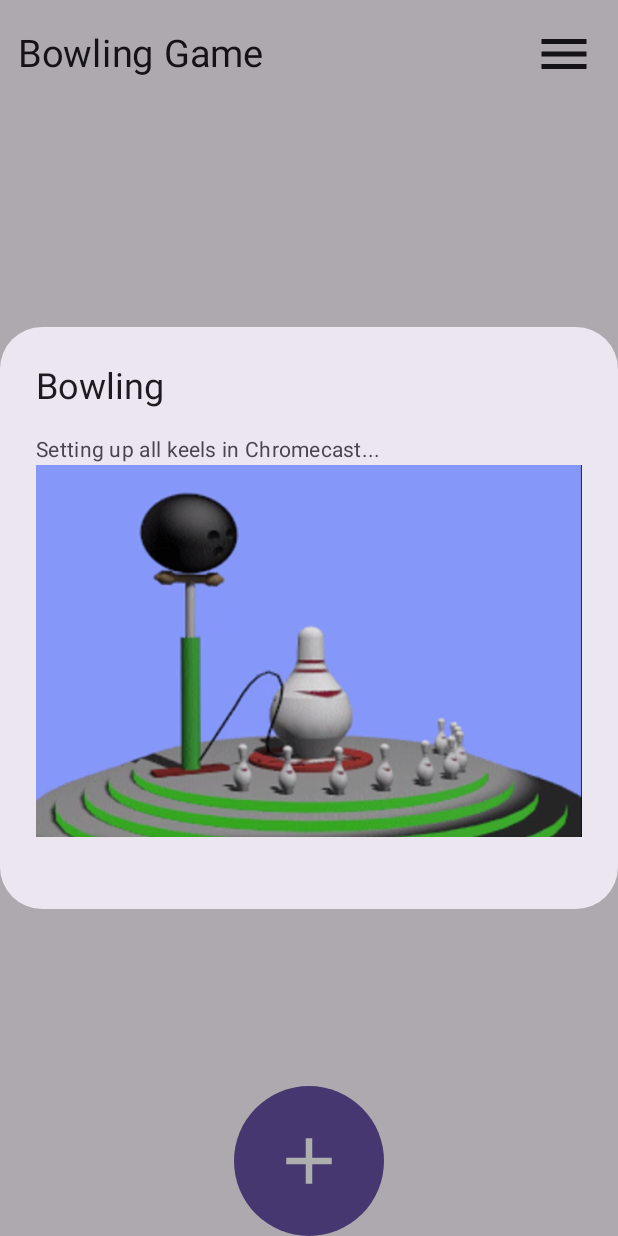
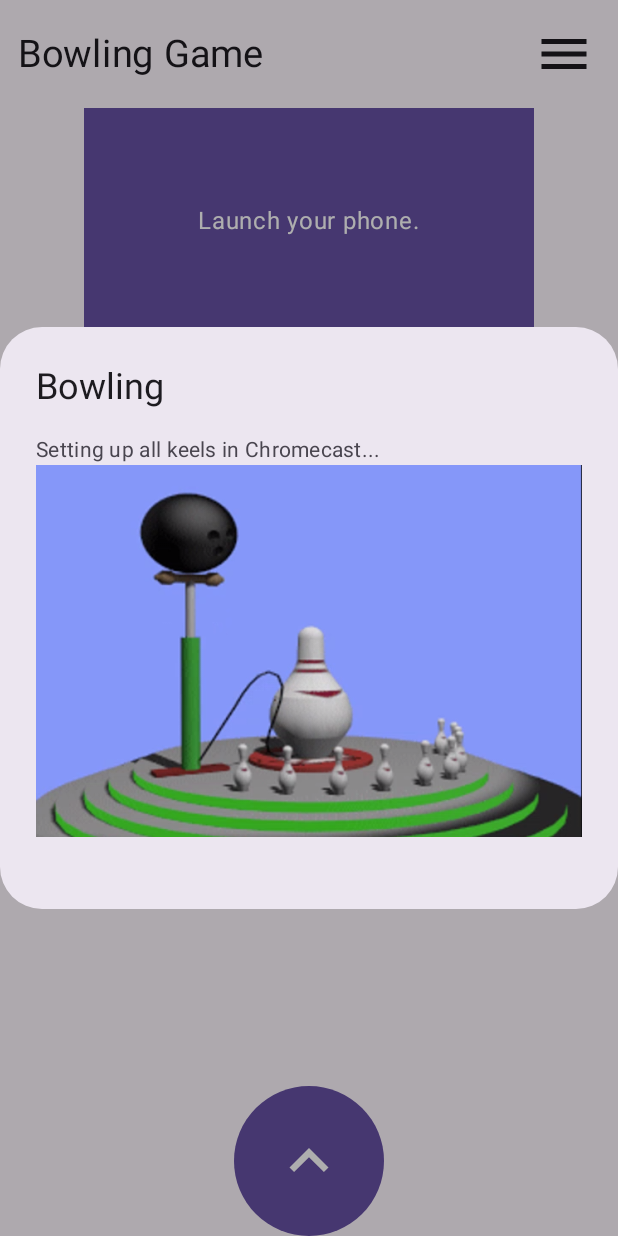
Before and after one commit to AD6F/bowling-controller, an Android app built with Jetpack Compose: the GameLoop screen opened directly, with no data from a screen before it, on a phone screen of 412 x 824 dp. Run offline under Robolectric (Android 15) with nearby library versions, the phone set to English and light mode, and no system bars; libraries missing offline, so code that uses them is left out: com.google.android.gms; 8 statements that could not run were skipped.

Commit message:
Message instruction box and change how color are getted in AddPlayerDialog.kt

```diff
--- a/app/src/main/java/com/ad6f/bowling/GameLoop.kt
+++ b/app/src/main/java/com/ad6f/bowling/GameLoop.kt
@@ -6,6 +6,7 @@ import android.hardware.SensorManager
 import android.os.Bundle
 import androidx.activity.ComponentActivity
 import androidx.activity.compose.setContent
+import androidx.compose.foundation.isSystemInDarkTheme
 import androidx.compose.foundation.layout.Arrangement
 import androidx.compose.foundation.layout.Column
 import androidx.compose.foundation.layout.Row
@@ -23,6 +24,7 @@ import androidx.compose.ui.platform.LocalContext
 import com.ad6f.bowling.components.gameloop.EndGameDialog
 import com.ad6f.bowling.components.gameloop.GameNavbar
 import com.ad6f.bowling.components.gameloop.LaunchButton
+import com.ad6f.bowling.components.gameloop.LaunchInstruction
 import com.ad6f.bowling.components.gameloop.LaunchLoadingDialog
 import com.ad6f.bowling.components.gameloop.PauseMenuDialog
 import com.ad6f.bowling.components.gameloop.PlayerTurnMessage
@@ -145,16 +147,13 @@ class GameLoop : ComponentActivity() {
                         ) {
                             isPauseMenuVisible = true
                         }
-                        PlayerTurnMessage(currentPlayer)
-                    }
 
-                    Row(
+                        Column(
                             Modifier
                                 .fillMaxWidth()
-                            .fillMaxHeight(),
-                        horizontalArrangement = Arrangement.Center,
-                        verticalAlignment = Alignment.Bottom
-                    ) {
+                                .fillMaxHeight(), horizontalAlignment = Alignment.CenterHorizontally, verticalArrangement = Arrangement.SpaceBetween) {
+                            PlayerTurnMessage(currentPlayer)
+                            LaunchInstruction()
 
                             LaunchButton(
                                 enabled = !isLaunchPressed
@@ -168,3 +167,4 @@ class GameLoop : ComponentActivity() {
             }
         }
     }
+}
--- a/app/src/main/java/com/ad6f/bowling/components/gameloop/LaunchButton.kt
+++ b/app/src/main/java/com/ad6f/bowling/components/gameloop/LaunchButton.kt
@@ -5,6 +5,7 @@ import androidx.compose.foundation.layout.height
 import androidx.compose.foundation.layout.width
 import androidx.compose.material.icons.Icons
 import androidx.compose.material.icons.filled.Add
+import androidx.compose.material.icons.filled.KeyboardArrowUp
 import androidx.compose.material3.Button
 import androidx.compose.material3.Icon
 import androidx.compose.runtime.Composable
@@ -20,6 +21,6 @@ fun LaunchButton(enabled: Boolean, onClick : () -> Unit) {
             .height(100.dp),
         enabled
     ) {
-        Icon(Icons.Default.Add, modifier = Modifier.fillMaxSize(), contentDescription = "Launch")
+        Icon(Icons.Filled.KeyboardArrowUp, modifier = Modifier.fillMaxSize(), contentDescription = "Launch")
     }
 }
--- /dev/null
+++ b/app/src/main/java/com/ad6f/bowling/components/gameloop/LaunchInstruction.kt
@@ -0,0 +1,27 @@
+package com.ad6f.bowling.components.gameloop
+
+import androidx.compose.foundation.background
+import androidx.compose.foundation.isSystemInDarkTheme
+import androidx.compose.foundation.layout.Arrangement
+import androidx.compose.foundation.layout.Row
+import androidx.compose.foundation.layout.height
+import androidx.compose.foundation.layout.width
+import androidx.compose.material3.Text
+import androidx.compose.runtime.Composable
+import androidx.compose.ui.Alignment
+import androidx.compose.ui.Modifier
+import androidx.compose.ui.tooling.preview.Preview
+import androidx.compose.ui.unit.dp
+import com.ad6f.bowling.ui.theme.DarkColorScheme
+import com.ad6f.bowling.ui.theme.LightColorScheme
+
+@Preview(showBackground = true)
+@Composable
+fun LaunchInstruction() {
+    Row(modifier = Modifier
+        .background(if (isSystemInDarkTheme()) DarkColorScheme.primary else LightColorScheme.primary)
+        .width(300.dp)
+        .height(150.dp), horizontalArrangement = Arrangement.Center, verticalAlignment = Alignment.CenterVertically) {
+        Text("Launch your phone.", color = if(isSystemInDarkTheme()) DarkColorScheme.onPrimary else LightColorScheme.onPrimary)
+    }
+}
--- a/app/src/main/java/com/ad6f/bowling/components/gameloop/PlayerTurnMessage.kt
+++ b/app/src/main/java/com/ad6f/bowling/components/gameloop/PlayerTurnMessage.kt
@@ -10,9 +10,7 @@ import androidx.compose.ui.unit.sp
 
 @Composable
 fun PlayerTurnMessage(player: String?) {
-    Row(Modifier.fillMaxWidth(), horizontalArrangement = Arrangement.Center) {
-        if(player != null) {
-            Text("${player}’s turn", fontSize = 20.sp)
-        }
+    if(player != null) {
+        Text("${player}’s turn", fontSize = 20.sp)
     }
 }
--- a/app/src/main/java/com/ad6f/bowling/components/gamesetup/AddPlayerDialog.kt
+++ b/app/src/main/java/com/ad6f/bowling/components/gamesetup/AddPlayerDialog.kt
@@ -14,6 +14,8 @@ import androidx.compose.runtime.snapshots.SnapshotStateList
 import androidx.compose.ui.graphics.Color
 import androidx.compose.ui.unit.sp
 import com.ad6f.bowling.components.GenericDialog
+import com.ad6f.bowling.ui.theme.DarkColorScheme
+import com.ad6f.bowling.ui.theme.LightColorScheme
 
 enum class ErrorType(val value: String) {
     NONE(""),
@@ -92,7 +94,7 @@ fun AddPlayerDialog(
             if (errorType != ErrorType.NONE) {
                 Text(
                     text = errorType.value,
-                    color = (if (isSystemInDarkTheme()) Color(0xffcfa7b1) else Color(0xffb3261e)),
+                    color = (if (isSystemInDarkTheme()) DarkColorScheme.error else LightColorScheme.error),
                     fontSize = 14.sp
                 )
             }
--- a/app/src/main/java/com/ad6f/bowling/ui/theme/Theme.kt
+++ b/app/src/main/java/com/ad6f/bowling/ui/theme/Theme.kt
@@ -12,13 +12,13 @@ import androidx.compose.ui.graphics.toArgb
 import androidx.compose.ui.platform.LocalView
 import androidx.core.view.WindowCompat
 
-private val DarkColorScheme = darkColorScheme(
+val DarkColorScheme = darkColorScheme(
     primary = Purple80,
     secondary = PurpleGrey80,
     tertiary = Pink80
 )
 
-private val LightColorScheme = lightColorScheme(
+val LightColorScheme = lightColorScheme(
     primary = Purple40,
     secondary = PurpleGrey40,
     tertiary = Pink40
--- a/app/src/main/res/layout/activity_main.xml
+++ b/app/src/main/res/layout/activity_main.xml
@@ -8,13 +8,13 @@
     app:justifyContent="center"
     app:alignItems="center"
     tools:context=".MainMenu">
-
     <androidx.mediarouter.app.MediaRouteButton
         android:id="@+id/cast_media"
         android:layout_width="100sp"
         android:layout_height="50sp"
         android:text="@string/choose"
-        android:textSize="25sp" />
+        android:textSize="25sp"
+        />
 
     <TextView
         android:id="@+id/main_menu"
```
Lines whose indentation alone changed are shown as unchanged.
